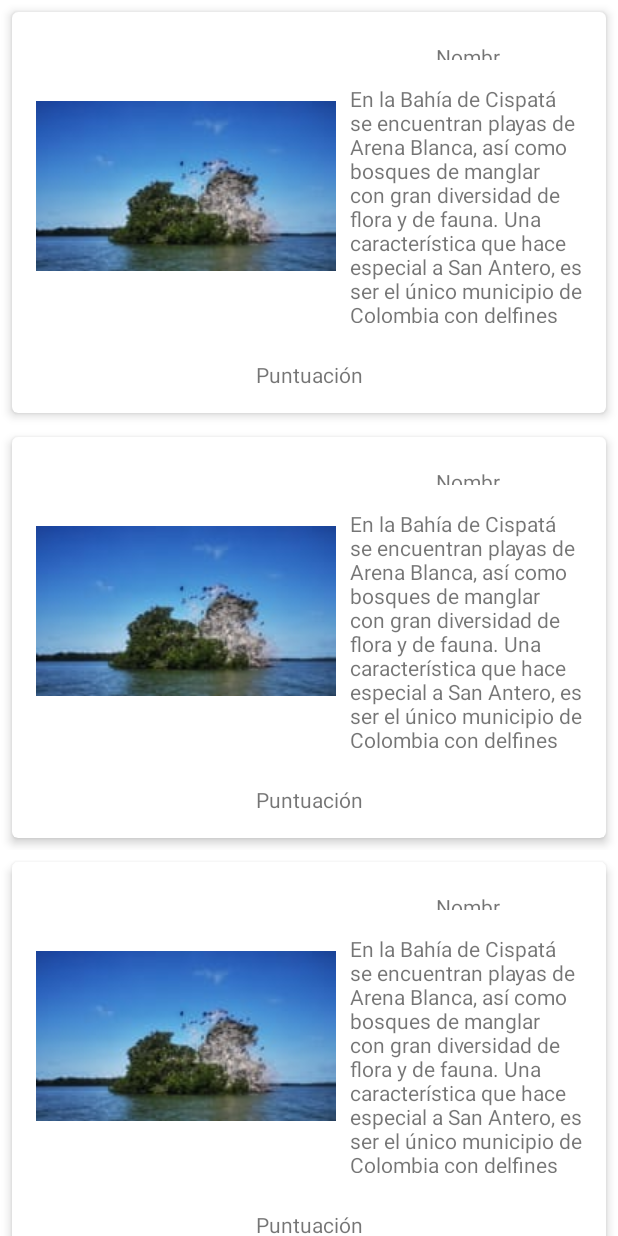
After one commit to J-A-R-V-I-S-cicle-4/Programacion-movil, an Android app: the layout activity_list_poi.xml on its own in the app's theme, with its tools: preview values and no code run, on a phone screen of 412 x 824 dp. The commit adds this screen. Run offline under Robolectric (Android 15) with nearby library versions, the phone set to English and light mode, and no system bars.

Commit message:
Sprint 2 recyclerview  J.A.R.V.I.S

```diff
--- /dev/null
+++ b/app/src/main/res/layout/activity_list_poi.xml
@@ -0,0 +1,18 @@
+<?xml version="1.0" encoding="utf-8"?>
+<androidx.constraintlayout.widget.ConstraintLayout xmlns:android="http://schemas.android.com/apk/res/android"
+    xmlns:app="http://schemas.android.com/apk/res-auto"
+    xmlns:tools="http://schemas.android.com/tools"
+    android:layout_width="match_parent"
+    android:layout_height="match_parent"
+    tools:context=".ListPoiActivity">
+
+    <androidx.recyclerview.widget.RecyclerView
+        android:id="@+id/poi_recycler_view"
+        android:layout_width="0dp"
+        android:layout_height="0dp"
+        app:layout_constraintBottom_toBottomOf="parent"
+        app:layout_constraintEnd_toEndOf="parent"
+        app:layout_constraintStart_toStartOf="parent"
+        app:layout_constraintTop_toTopOf="parent"
+        tools:listitem="@layout/card_view_poi_item" />
+</androidx.constraintlayout.widget.ConstraintLayout>
--- /dev/null
+++ b/app/src/main/res/layout/card_view_poi_item.xml
@@ -0,0 +1,73 @@
+<?xml version="1.0" encoding="utf-8"?>
+<androidx.constraintlayout.widget.ConstraintLayout xmlns:android="http://schemas.android.com/apk/res/android"
+    xmlns:app="http://schemas.android.com/apk/res-auto"
+    android:layout_width="match_parent"
+    android:layout_height="wrap_content">
+
+    <androidx.cardview.widget.CardView
+        android:layout_width="0dp"
+        android:layout_height="wrap_content"
+        android:layout_marginStart="8dp"
+        android:layout_marginTop="8dp"
+        android:layout_marginEnd="8dp"
+        android:layout_marginBottom="8dp"
+        app:cardCornerRadius="4dp"
+        app:cardElevation="4dp"
+        app:layout_constraintBottom_toBottomOf="parent"
+        app:layout_constraintEnd_toEndOf="parent"
+        app:layout_constraintStart_toStartOf="parent"
+        app:layout_constraintTop_toTopOf="parent">
+
+        <androidx.constraintlayout.widget.ConstraintLayout
+            android:layout_width="match_parent"
+            android:layout_height="match_parent">
+
+            <ImageView
+                android:id="@+id/picture_image_view"
+                android:layout_width="200dp"
+                android:layout_height="200dp"
+                android:layout_marginStart="16dp"
+                android:layout_marginTop="16dp"
+                app:layout_constraintStart_toStartOf="parent"
+                app:layout_constraintTop_toTopOf="parent"
+                app:srcCompat="@drawable/aves2"
+                android:contentDescription="@null" />
+
+            <TextView
+                android:id="@+id/nombre_texview"
+                android:layout_width="48dp"
+                android:layout_height="12dp"
+                android:layout_marginTop="20dp"
+                android:text="@string/nombreSitio"
+                app:layout_constraintEnd_toEndOf="parent"
+                app:layout_constraintHorizontal_bias="0.504"
+                app:layout_constraintStart_toEndOf="@+id/picture_image_view"
+                app:layout_constraintTop_toTopOf="parent" />
+
+            <TextView
+                android:id="@+id/descripcion_textView"
+                android:layout_width="161dp"
+                android:layout_height="159dp"
+                android:layout_marginTop="16dp"
+                android:text="@string/sitios_interes"
+                app:layout_constraintEnd_toEndOf="parent"
+                app:layout_constraintStart_toEndOf="@+id/picture_image_view"
+                app:layout_constraintTop_toBottomOf="@+id/nombre_texview" />
+
+            <TextView
+                android:id="@+id/puntuacionTextView"
+                android:layout_width="wrap_content"
+                android:layout_height="wrap_content"
+                android:layout_marginStart="16dp"
+                android:layout_marginTop="16dp"
+                android:layout_marginEnd="16dp"
+                android:layout_marginBottom="16dp"
+                android:text="@string/puntuacion"
+                app:layout_constraintBottom_toBottomOf="parent"
+                app:layout_constraintEnd_toEndOf="parent"
+                app:layout_constraintStart_toStartOf="parent"
+                app:layout_constraintTop_toBottomOf="@+id/picture_image_view" />
+
+        </androidx.constraintlayout.widget.ConstraintLayout>
+    </androidx.cardview.widget.CardView>
+</androidx.constraintlayout.widget.ConstraintLayout>
--- a/app/src/main/res/values/strings.xml
+++ b/app/src/main/res/values/strings.xml
@@ -6,4 +6,8 @@
     <string name="sitios_interes">En la Bahía de Cispatá se encuentran playas de Arena Blanca, así como bosques de manglar con gran diversidad de flora y de fauna.  Una característica que hace especial a San Antero, es ser el único municipio de Colombia con delfines costeros, encontrándose dos especies: el Delfín rosado, el mismo que se halla en el Río Amazonas y el Delfín gris. También se encuentra una especie de hicoteas solo vistas en este municipio (las tortugas albinas).</string>
     <string name="ubicacion">Ubicación: Córdoba, Colombia</string>
     <string name="imagen" />
+    <string name="nombre">Bahía de Cispatá</string>
+    <string name="imagenSitio">bahiaCispataFoto</string>
+    <string name="nombreSitio">Nombre:</string>
+    <string name="puntuacion">Puntuación</string>
 </resources>
```
Also changed, not shown: app/src/main/AndroidManifest.xml (+9 -1 lines), app/src/main/java/com/eliana/sanantero/ListPoiActivity.kt (added, +11 -0 lines), app/src/main/java/com/eliana/sanantero/SitioInteresActivity.kt (added, +11 -0 lines), app/src/main/res/layout/activity_main.xml (+11 -5 lines), app/src/main/res/layout/activity_sitio_interes.xml (added, +9 -0 lines), app/src/main/res/layout/sitioInteres.xml (added, +54 -0 lines), app/src/main/res/values/themes.xml (+16 -1 lines), app/src/main/res/drawable-v24/aves2.jpg (added), app/src/main/res/drawable-v24/bahia_cispata.jpg (added), app/src/main/res/drawable-v24/cabanaspriv.jpg (added), app/src/main/res/drawable-v24/cabanaspub.jpg (added), app/src/main/res/drawable-v24/cocodrilos.jpg (added), app/src/main/res/drawable-v24/palmera.jpg (added), app/src/main/res/drawable-v24/vistacarpa.jpg (added).
